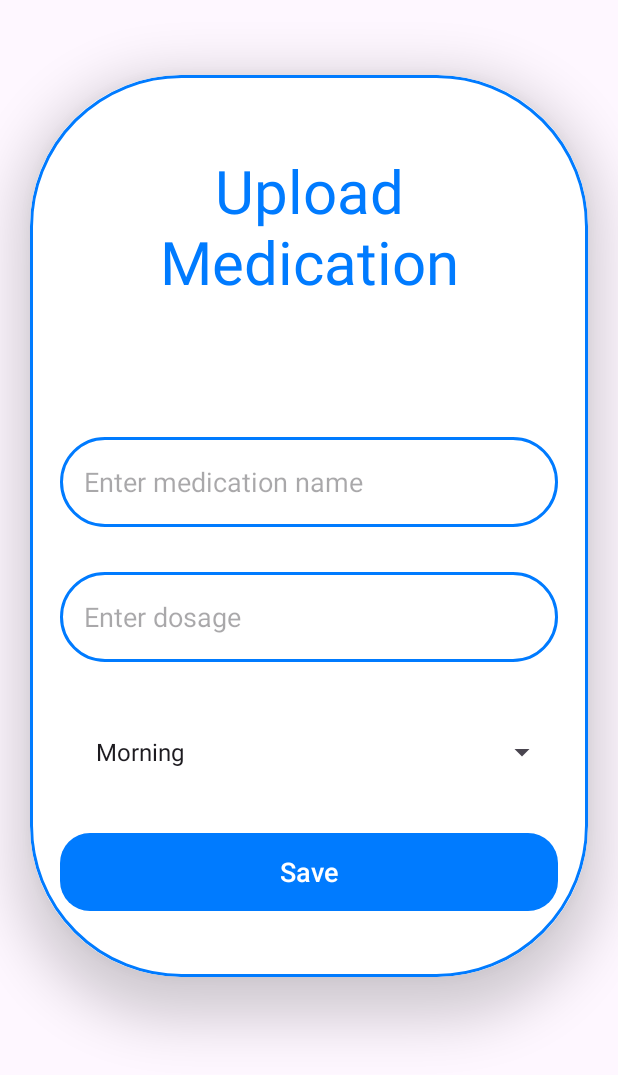
After one commit to valtrinacacaj/MedicalApplication_PaisjeMobile, an Android app: the layout activity_uploadmedication.xml on its own in the app's theme, with its tools: preview values and no code run, on a phone screen of 412 x 824 dp. The commit adds this screen. Shown: the top 1075 px of the screen. Run offline under Robolectric (Android 15) with nearby library versions, the phone set to English and light mode, and no system bars.

Commit message:
TakeMedication dhe UploadMedication
logjika ,lidhja me database dhe dizajnimi

```diff
--- /dev/null
+++ b/app/src/main/res/layout/activity_uploadmedication.xml
@@ -0,0 +1,90 @@
+<?xml version="1.0" encoding="utf-8"?>
+<ScrollView
+    xmlns:android="http://schemas.android.com/apk/res/android"
+    xmlns:app="http://schemas.android.com/apk/res-auto"
+    xmlns:tools="http://schemas.android.com/tools"
+    android:layout_width="match_parent"
+    android:layout_height="match_parent"
+    android:orientation="vertical"
+    tools:context=".UploadMedication"
+    tools:ignore="ExtraText">
+
+    <androidx.cardview.widget.CardView
+        android:id="@+id/cardUploadMedication"
+        android:layout_width="match_parent"
+        android:layout_height="wrap_content"
+        android:layout_marginTop="50dp"
+        android:layout_marginEnd="20dp"
+        android:layout_marginStart="20dp"
+        app:cardCornerRadius="100dp"
+        app:cardElevation="20dp">
+
+        <LinearLayout
+            android:layout_width="match_parent"
+            android:layout_height="wrap_content"
+            android:orientation="vertical"
+            android:layout_gravity="center_horizontal"
+            android:padding="20dp"
+            android:background="@drawable/blue_border">
+
+            <TextView
+                android:layout_width="match_parent"
+                android:layout_height="wrap_content"
+                android:text="Upload Medication"
+                android:textSize="40sp"
+                android:paddingTop="30dp"
+                android:paddingBottom="60dp"
+                android:textAlignment="center"
+                android:textColor="@color/blue"/>
+
+            <!-- EditText për emrin e medikamentit -->
+            <EditText
+                android:layout_width="match_parent"
+                android:layout_height="60dp"
+                android:id="@+id/uploadMedicationName"
+                android:background="@drawable/blue_border"
+                android:layout_marginTop="30dp"
+                android:padding="16dp"
+                android:hint="Enter medication name"
+                android:gravity="start|center_vertical"
+                android:textColor="@color/blue"/>
+
+
+
+            <!-- EditText për dozën e medikamentit -->
+            <EditText
+                android:layout_width="match_parent"
+                android:layout_height="60dp"
+                android:id="@+id/uploadDosage"
+                android:background="@drawable/blue_border"
+                android:layout_marginTop="30dp"
+                android:padding="16dp"
+                android:hint="Enter dosage"
+                android:gravity="start|center_vertical"
+                android:textColor="@color/blue"/>
+
+            <!-- Spinner për caktimin e orarit të marrjes së medikamentit (schedule) -->
+            <Spinner
+                android:id="@+id/uploadScheduler"
+                android:layout_width="match_parent"
+                android:layout_height="60dp"
+                android:layout_marginTop="30dp"
+                android:padding="16dp"
+                android:entries="@array/schedule_options"/>
+
+            <!-- Butoni për ruajtjen e të dhënave -->
+            <Button
+                android:layout_width="match_parent"
+                android:layout_height="60dp"
+                android:text="Save"
+                android:id="@+id/saveButton"
+                android:textSize="18sp"
+                android:layout_marginTop="20dp"
+                android:layout_marginBottom="20dp"
+                app:cornerRadius="20dp"/>
+
+        </LinearLayout>
+
+    </androidx.cardview.widget.CardView>
+
+</ScrollView>
--- a/app/src/main/res/values/strings.xml
+++ b/app/src/main/res/values/strings.xml
@@ -1,3 +1,8 @@
 <resources>
     <string name="app_name">MedicalApplication_PaisjeMobile</string>
+    <string-array name="schedule_options">
+        <item>Morning</item>
+        <item>Afternoon</item>
+        <item>Evening</item>
+    </string-array>
 </resources>
```
Also changed, not shown: app/build.gradle.kts (+12 -1 lines), app/src/main/java/com/fiek/medicalapplication_paisjemobile/AppointmentDatabaseHelper.java (deleted, +0 -30 lines), app/src/main/java/com/fiek/medicalapplication_paisjemobile/DatabaseHelper.java (+42 -14 lines), app/src/main/java/com/fiek/medicalapplication_paisjemobile/Medication.java (added, +37 -0 lines), app/src/main/java/com/fiek/medicalapplication_paisjemobile/MedicationAdapter.java (added, +56 -0 lines), app/src/main/java/com/fiek/medicalapplication_paisjemobile/MedicationDatabaseHelper.java (deleted, +0 -82 lines), app/src/main/java/com/fiek/medicalapplication_paisjemobile/TakeMedicationActivity.java (+69 -1 lines), app/src/main/java/com/fiek/medicalapplication_paisjemobile/UploadMedication.java (added, +73 -0 lines), app/src/main/res/layout/activity_take.xml (+21 -37 lines), app/src/main/res/layout/medication_item.xml (added, +32 -0 lines).
